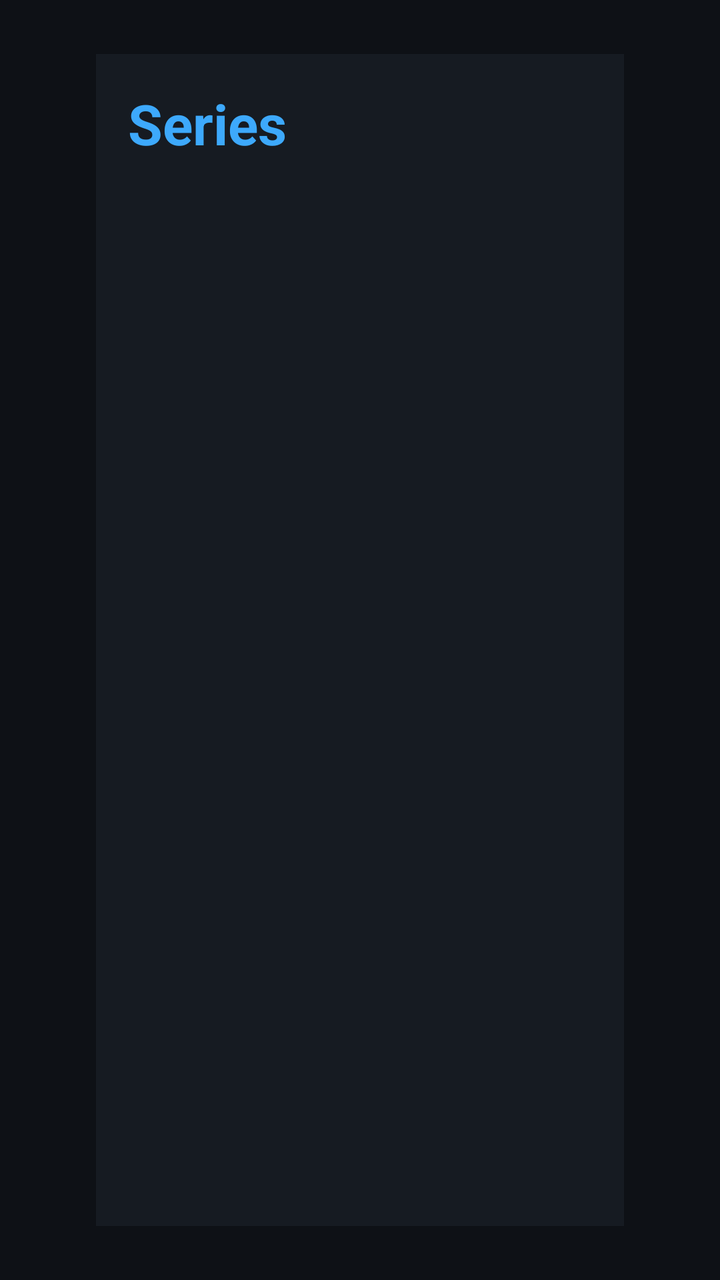
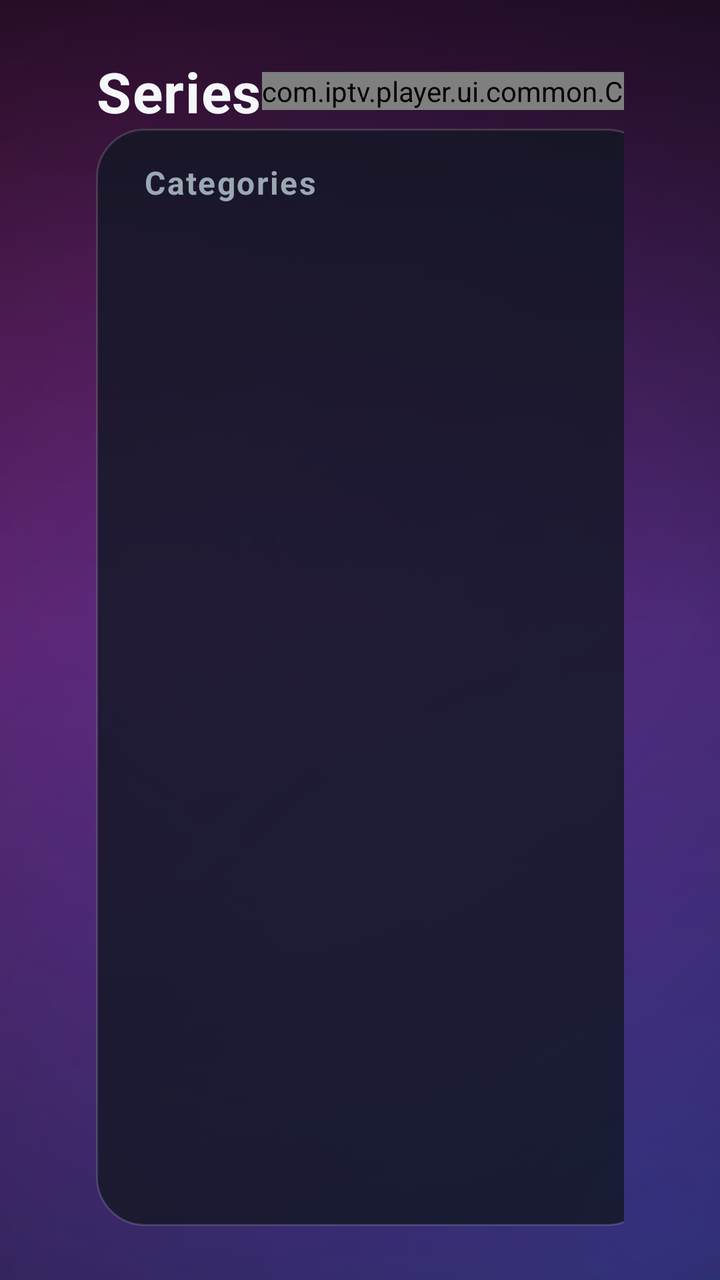

Compare the two renders of this Android layout. The source of the first and the diff that turns it into the second are given below.
<!-- AndroidManifest.xml: application theme Theme.IptvPlayer -->
<!-- res/layout/activity_series.xml -->
<?xml version="1.0" encoding="utf-8"?>
<androidx.constraintlayout.widget.ConstraintLayout
    xmlns:android="http://schemas.android.com/apk/res/android"
    xmlns:app="http://schemas.android.com/apk/res-auto"
    android:layout_width="match_parent"
    android:layout_height="match_parent"
    android:background="@color/bg_root"
    android:paddingHorizontal="@dimen/safe_area_h"
    android:paddingVertical="@dimen/safe_area_v">

    
    <LinearLayout
        android:id="@+id/categoryPanel"
        android:layout_width="@dimen/category_width"
        android:layout_height="0dp"
        android:orientation="vertical"
        android:background="@drawable/bg_panel"
        android:padding="@dimen/space_s"
        app:layout_constraintStart_toStartOf="parent"
        app:layout_constraintTop_toTopOf="parent"
        app:layout_constraintBottom_toBottomOf="parent">

        <TextView
            android:layout_width="match_parent"
            android:layout_height="wrap_content"
            android:text="@string/nav_series"
            android:textColor="@color/accent"
            android:textSize="@dimen/text_title"
            android:textStyle="bold"
            android:padding="@dimen/space_s"
            android:layout_marginBottom="@dimen/space_s" />

        <androidx.recyclerview.widget.RecyclerView
            android:id="@+id/categoryList"
            android:layout_width="match_parent"
            android:layout_height="0dp"
            android:layout_weight="1"
            android:clipToPadding="false"
            android:focusable="false" />
    </LinearLayout>

    
    <LinearLayout
        android:id="@+id/contentPanel"
        android:layout_width="0dp"
        android:layout_height="0dp"
        android:orientation="vertical"
        android:layout_marginStart="@dimen/space_m"
        app:layout_constraintStart_toEndOf="@id/categoryPanel"
        app:layout_constraintEnd_toEndOf="parent"
        app:layout_constraintTop_toTopOf="parent"
        app:layout_constraintBottom_toBottomOf="parent">

        <EditText
            android:id="@+id/searchInput"
            style="@style/Widget.Iptv.Input"
            android:layout_width="match_parent"
            android:layout_height="wrap_content"
            android:hint="@string/search_hint"
            android:imeOptions="actionSearch"
            android:inputType="text"
            android:maxLines="1"
            android:layout_marginBottom="@dimen/space_s" />

        <FrameLayout
            android:layout_width="match_parent"
            android:layout_height="0dp"
            android:layout_weight="1">

            <androidx.recyclerview.widget.RecyclerView
                android:id="@+id/posterGrid"
                android:layout_width="match_parent"
                android:layout_height="match_parent"
                android:clipToPadding="false" />

            <TextView
                android:id="@+id/emptyState"
                android:layout_width="wrap_content"
                android:layout_height="wrap_content"
                android:layout_gravity="center"
                android:text="@string/empty_channels"
                android:textColor="@color/text_secondary"
                android:textSize="@dimen/text_body"
                android:visibility="gone" />
        </FrameLayout>
    </LinearLayout>
</androidx.constraintlayout.widget.ConstraintLayout>
<!-- resources referenced by this layout -->
<resources>
  <color name="accent">#3DA9FC</color>
  <color name="bg_root">#0E1116</color>
  <color name="text_secondary">#9AA7B4</color>
  <dimen name="category_width">280dp</dimen>
  <dimen name="safe_area_h">48dp</dimen>
  <dimen name="safe_area_v">27dp</dimen>
  <dimen name="space_m">16dp</dimen>
  <dimen name="space_s">8dp</dimen>
  <dimen name="text_body">20sp</dimen>
  <dimen name="text_title">28sp</dimen>
  <!-- drawable bg_panel (drawable) -->
  <?xml version="1.0" encoding="utf-8"?>
  <shape xmlns:android="http://schemas.android.com/apk/res/android" android:shape="rectangle">
      <solid android:color="@color/bg_panel" />
  </shape>
  <string name="empty_channels">Nothing here yet.</string>
  <string name="nav_series">Series</string>
  <string name="search_hint">Search…</string>
  <style name="Widget.Iptv.Input" parent="Widget.AppCompat.EditText">
          <item name="android:background">@drawable/bg_input</item>
          <item name="android:textColor">@color/text_primary</item>
          <item name="android:textColorHint">@color/text_muted</item>
          <item name="android:textSize">@dimen/text_body</item>
          <item name="android:padding">@dimen/space_m</item>
      </style>
  <color name="bg_panel">#161B22</color>
  <color name="text_primary">#F5F7FA</color>
  <color name="text_muted">#5B6877</color>
  <color name="bg_card_focused">#2A3340</color>
  <dimen name="card_radius">10dp</dimen>
  <dimen name="focus_stroke">2dp</dimen>
  <color name="focus_border">#3DA9FC</color>
  <color name="bg_card">#1C232D</color>
  <!-- unchanged entries left out for length: 2 -->
</resources>

<!-- the commit's change to res/layout/activity_series.xml (unified diff, before → after) -->
@@ -4,9 +4,52 @@
     xmlns:app="http://schemas.android.com/apk/res-auto"
     android:layout_width="match_parent"
     android:layout_height="match_parent"
-    android:background="@color/bg_root"
+    android:background="@drawable/bg_login_aurora"
     android:paddingHorizontal="@dimen/safe_area_h"
     android:paddingVertical="@dimen/safe_area_v">
+
+    
+    <LinearLayout
+        android:id="@+id/navBar"
+        android:layout_width="0dp"
+        android:layout_height="wrap_content"
+        android:orientation="horizontal"
+        android:gravity="center_vertical"
+        android:layout_marginBottom="@dimen/space_m"
+        app:layout_constraintStart_toStartOf="parent"
+        app:layout_constraintEnd_toEndOf="parent"
+        app:layout_constraintTop_toTopOf="parent">
+
+        <TextView
+            android:layout_width="wrap_content"
+            android:layout_height="wrap_content"
+            android:text="@string/nav_series"
+            android:textColor="@color/text_primary"
+            android:textSize="@dimen/text_title"
+            android:textStyle="bold"
+            android:letterSpacing="0.02" />
+
+        <Space
+            android:layout_width="0dp"
+            android:layout_height="wrap_content"
+            android:layout_weight="1" />
+
+        <com.iptv.player.ui.common.ClockView
+            android:id="@+id/clock"
+            android:layout_width="wrap_content"
+            android:layout_height="wrap_content"
+            android:textColor="@color/text_primary"
+            android:textSize="@dimen/text_title"
+            android:textStyle="bold" />
+
+        <TextView
+            android:id="@+id/dateText"
+            android:layout_width="wrap_content"
+            android:layout_height="wrap_content"
+            android:textColor="@color/text_secondary"
+            android:textSize="@dimen/text_body"
+            android:layout_marginStart="@dimen/space_m" />
+    </LinearLayout>
 
     
     <LinearLayout
@@ -14,20 +57,21 @@
         android:layout_width="@dimen/category_width"
         android:layout_height="0dp"
         android:orientation="vertical"
-        android:background="@drawable/bg_panel"
-        android:padding="@dimen/space_s"
+        android:background="@drawable/bg_glass_card"
+        android:padding="@dimen/space_m"
         app:layout_constraintStart_toStartOf="parent"
-        app:layout_constraintTop_toTopOf="parent"
+        app:layout_constraintTop_toBottomOf="@id/navBar"
         app:layout_constraintBottom_toBottomOf="parent">
 
         <TextView
             android:layout_width="match_parent"
             android:layout_height="wrap_content"
-            android:text="@string/nav_series"
-            android:textColor="@color/accent"
-            android:textSize="@dimen/text_title"
+            android:text="@string/categories_title"
+            android:textColor="@color/text_secondary"
+            android:textSize="@dimen/text_caption"
             android:textStyle="bold"
-            android:padding="@dimen/space_s"
+            android:letterSpacing="0.05"
+            android:paddingHorizontal="@dimen/space_s"
             android:layout_marginBottom="@dimen/space_s" />
 
         <androidx.recyclerview.widget.RecyclerView
@@ -46,9 +90,11 @@
         android:layout_height="0dp"
         android:orientation="vertical"
         android:layout_marginStart="@dimen/space_m"
+        android:background="@drawable/bg_glass_card"
+        android:padding="@dimen/space_m"
         app:layout_constraintStart_toEndOf="@id/categoryPanel"
         app:layout_constraintEnd_toEndOf="parent"
-        app:layout_constraintTop_toTopOf="parent"
+        app:layout_constraintTop_toBottomOf="@id/navBar"
         app:layout_constraintBottom_toBottomOf="parent">
 
         <EditText
@@ -60,7 +106,7 @@
             android:imeOptions="actionSearch"
             android:inputType="text"
             android:maxLines="1"
-            android:layout_marginBottom="@dimen/space_s" />
+            android:layout_marginBottom="@dimen/space_m" />
 
         <FrameLayout
             android:layout_width="match_parent"
<!-- resource entries referenced after the edit -->
@@ -9,12 +9,67 @@
   <dimen name="space_m">16dp</dimen>
   <dimen name="space_s">8dp</dimen>
   <dimen name="text_body">20sp</dimen>
+  <dimen name="text_caption">16sp</dimen>
   <dimen name="text_title">28sp</dimen>
-  <!-- drawable bg_panel (drawable) -->
+  <!-- drawable bg_glass_card (drawable) -->
   <?xml version="1.0" encoding="utf-8"?>
   <shape xmlns:android="http://schemas.android.com/apk/res/android" android:shape="rectangle">
-      <solid android:color="@color/bg_panel" />
+      <solid android:color="@color/glass_card" />
+      <corners android:radius="24dp" />
+      <stroke android:width="1dp" android:color="@color/glass_stroke" />
   </shape>
+  <!-- drawable bg_login_aurora (drawable) -->
+  <?xml version="1.0" encoding="utf-8"?>
+  <layer-list xmlns:android="http://schemas.android.com/apk/res/android">
+      <item>
+          <shape android:shape="rectangle">
+              <solid android:color="@color/brand_cinematic" />
+          </shape>
+      </item>
+      <item>
+          <shape android:shape="rectangle">
+              <gradient
+                  android:type="radial"
+                  android:centerX="0.16"
+                  android:centerY="0.22"
+                  android:gradientRadius="760dp"
+                  android:startColor="#73FF2E9A"
+                  android:endColor="#00FF2E9A" />
+          </shape>
+      </item>
+      <item>
+          <shape android:shape="rectangle">
+              <gradient
+                  android:type="radial"
+                  android:centerX="0.92"
+                  android:centerY="0.96"
+                  android:gradientRadius="860dp"
+                  android:startColor="#5E3A6BFF"
+                  android:endColor="#003A6BFF" />
+          </shape>
+      </item>
+      <item>
+          <shape android:shape="rectangle">
+              <gradient
+                  android:type="radial"
+                  android:centerX="0.5"
+                  android:centerY="0.42"
+                  android:gradientRadius="520dp"
+                  android:startColor="#357B2FF7"
+                  android:endColor="#007B2FF7" />
+          </shape>
+      </item>
+      <item>
+          <shape android:shape="rectangle">
+              <gradient
+                  android:angle="90"
+                  android:startColor="#00000000"
+                  android:centerColor="#00000000"
+                  android:endColor="#99000000" />
+          </shape>
+      </item>
+  </layer-list>
+  <string name="categories_title">Categories</string>
   <string name="empty_channels">Nothing here yet.</string>
   <string name="nav_series">Series</string>
   <string name="search_hint">Search…</string>
@@ -25,7 +80,9 @@
           <item name="android:textSize">@dimen/text_body</item>
           <item name="android:padding">@dimen/space_m</item>
       </style>
-  <color name="bg_panel">#161B22</color>
+  <color name="glass_card">#CC121723</color>
+  <color name="glass_stroke">#26FFFFFF</color>
+  <color name="brand_cinematic">#07090F</color>
   <color name="text_primary">#F5F7FA</color>
   <color name="text_muted">#5B6877</color>
   <color name="bg_card_focused">#2A3340</color>
